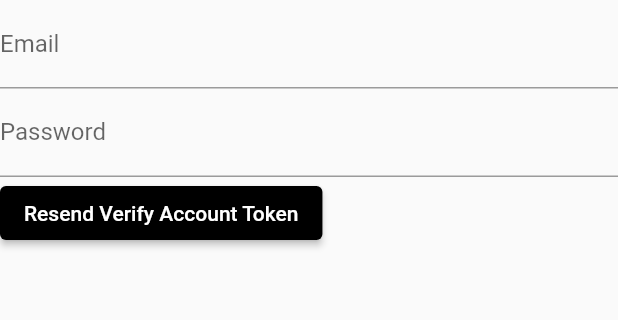
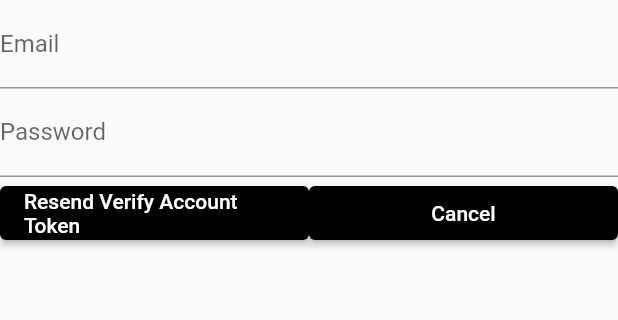
Before and after one commit to sorceryapp/sorcery_client, a Flutter app: the _RequestVerifyAccountResend screen opened directly, on a phone screen of 412 x 824 dp, the part 84-404 px from its top. Run offline on Flutter 3.47's test engine with Material 2 defaults, Android fonts, the phone set to English and light mode, and no system bars; our stand-ins replace dio, flutter_riverpod, flutter_secure_storage, go_router, isar, rxdart; accounts and stored records are empty; generated files the repository leaves out were written again.

Commit message:
add cancel button to verifyAccountResend form that redirects back to the verifyAccount form

```diff
--- a/lib/src/features/authentication/presentation/verify_account_resend_form.dart
+++ b/lib/src/features/authentication/presentation/verify_account_resend_form.dart
@@ -50,6 +50,11 @@ class _VerifyAccountResendFormState
     }
   }
 
+  _cancel() {
+    if (!mounted) return;
+    context.go('/verifyAccount');
+  }
+
   @override
   Widget build(BuildContext context) {
     ref.listen<AsyncValue>(
@@ -61,7 +66,7 @@ class _VerifyAccountResendFormState
       key: _formKey,
       child: Column(
         crossAxisAlignment: CrossAxisAlignment.start,
-        children: [
+        children: <Widget>[
           TextFormField(
             controller: _emailTextController,
             validator: (value) => _validator(value),
@@ -78,10 +83,20 @@ class _VerifyAccountResendFormState
               labelText: 'Password',
             ),
           ),
-          ElevatedButton(
-            onPressed: () => _submit(),
-            child: const Text('Resend Verify Account Token'),
-          ),
+          Row(children: <Widget>[
+            Expanded(
+              child: ElevatedButton(
+                onPressed: () => _submit(),
+                child: const Text('Resend Verify Account Token'),
+              ),
+            ),
+            Expanded(
+              child: ElevatedButton(
+                onPressed: () => _cancel(),
+                child: const Text('Cancel'),
+              ),
+            )
+          ]),
         ],
       ),
     );
```
